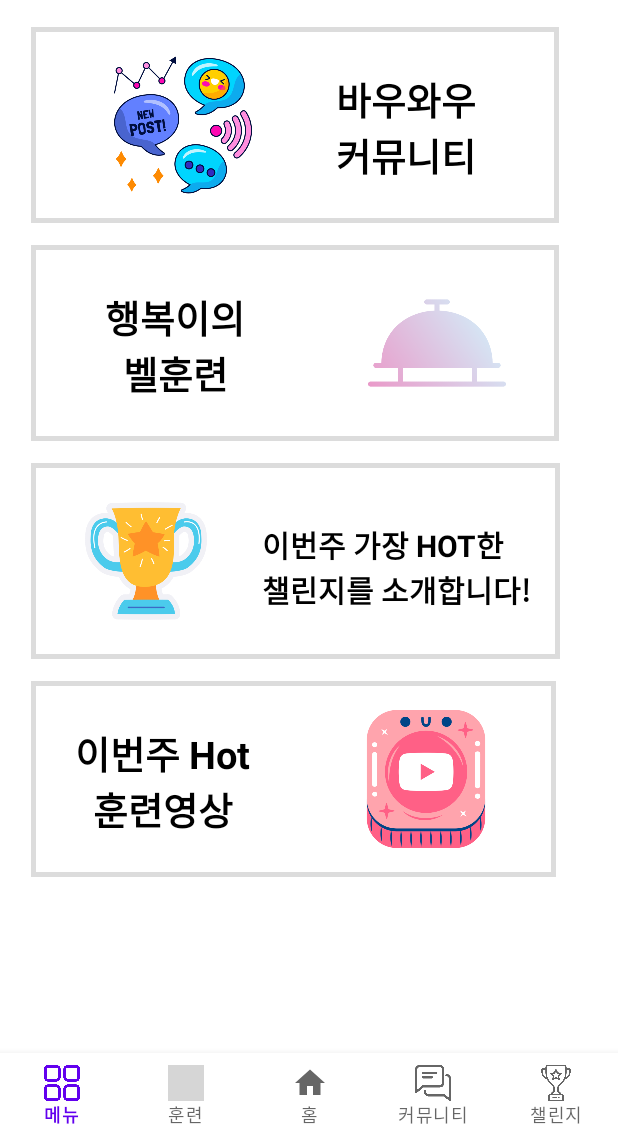
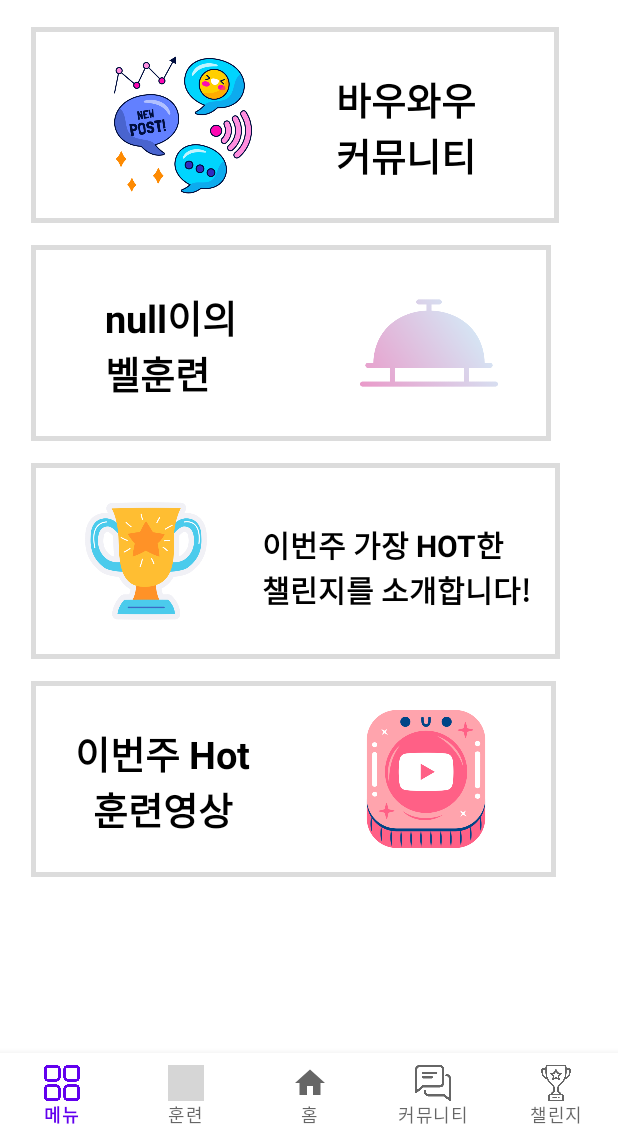
Before and after one commit to Jimin-Hwang00/BOWWOW, an Android app: the MainHomeActivity screen opened directly, with no data from a screen before it, on a phone screen of 412 x 824 dp, the part 99-1236 px from its top. Run offline under Robolectric (Android 15) with nearby library versions, the phone set to English and light mode, and no system bars; our stand-ins replace Firebase (no records; nobody signed in at launch, a user with empty details on screens opened directly); grey boxes are pictures that could not be loaded.

Commit message:
main_home 추가 구현

```diff
--- a/app/src/main/java/sklookie/bowwow/MainHomeActivity.kt
+++ b/app/src/main/java/sklookie/bowwow/MainHomeActivity.kt
@@ -26,7 +26,9 @@ class MainHomeActivity : AppCompatActivity() {
         myRef.addValueEventListener(object : ValueEventListener {
             override fun onDataChange(snapshot: DataSnapshot) {
                 val value = snapshot?.child("userName")
+                val dogValue = snapshot?.child("dogName")
                 binding.userName.setText("${value?.value}님")
+                binding.bellText.setText("${dogValue?.value}이의 \n벨훈련")
             }
 
             override fun onCancelled(error: DatabaseError) {
```
Also changed, not shown: 1 other file.
